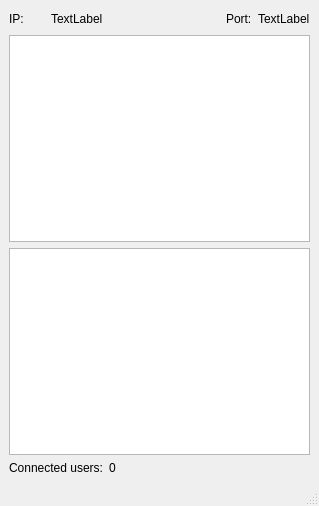
TeddyReady/TeddyChat, file TeddyServer/serverwindow.ui: the form before one commit.
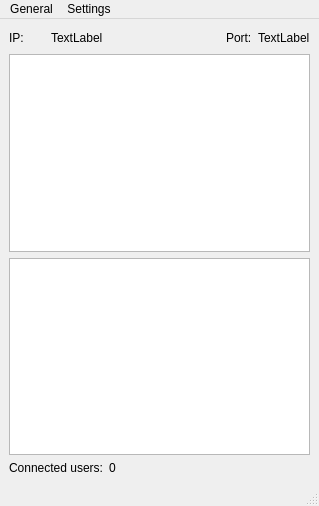
The form after the commit.

```diff
--- a/TeddyServer/serverwindow.ui
+++ b/TeddyServer/serverwindow.ui
@@ -87,6 +87,26 @@
      <height>20</height>
     </rect>
    </property>
+   <widget class="QMenu" name="menuSettings">
+    <property name="title">
+     <string>Settings</string>
+    </property>
+    <addaction name="actionNetwork"/>
+    <addaction name="actionKey"/>
+   </widget>
+   <widget class="QMenu" name="menuGeneral">
+    <property name="title">
+     <string>General</string>
+    </property>
+    <addaction name="actionDeploy"/>
+    <addaction name="actionStop"/>
+    <addaction name="separator"/>
+    <addaction name="actionSave_logs_to_XML"/>
+    <addaction name="separator"/>
+    <addaction name="actionExit"/>
+   </widget>
+   <addaction name="menuGeneral"/>
+   <addaction name="menuSettings"/>
   </widget>
   <widget class="QStatusBar" name="statusbar"/>
  </widget>
```
Left out of the diff: 54 changed lines with no effect on the pictures.
